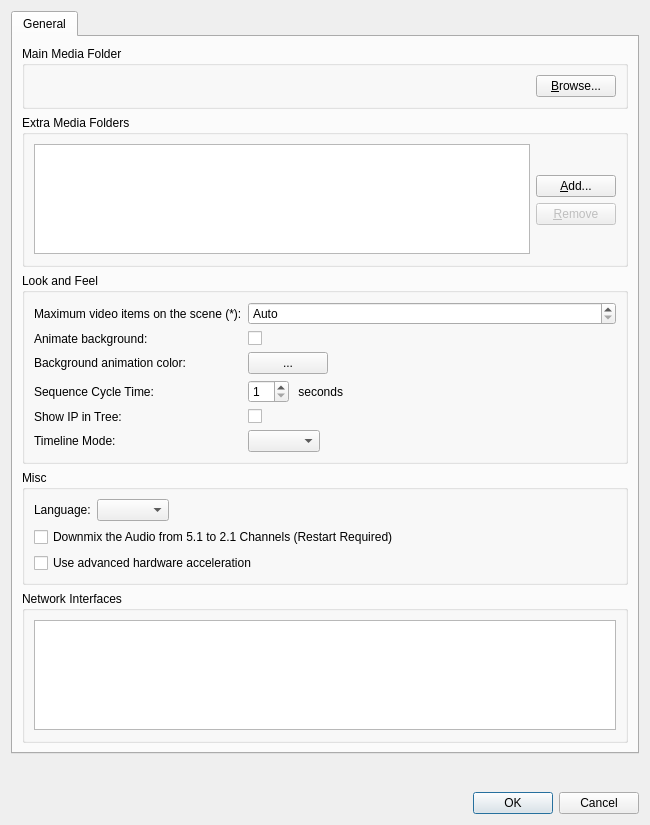
Old version of the form client/src/ui/dialogs/preferences_dialog.ui in the repository networkoptix/nx_open.
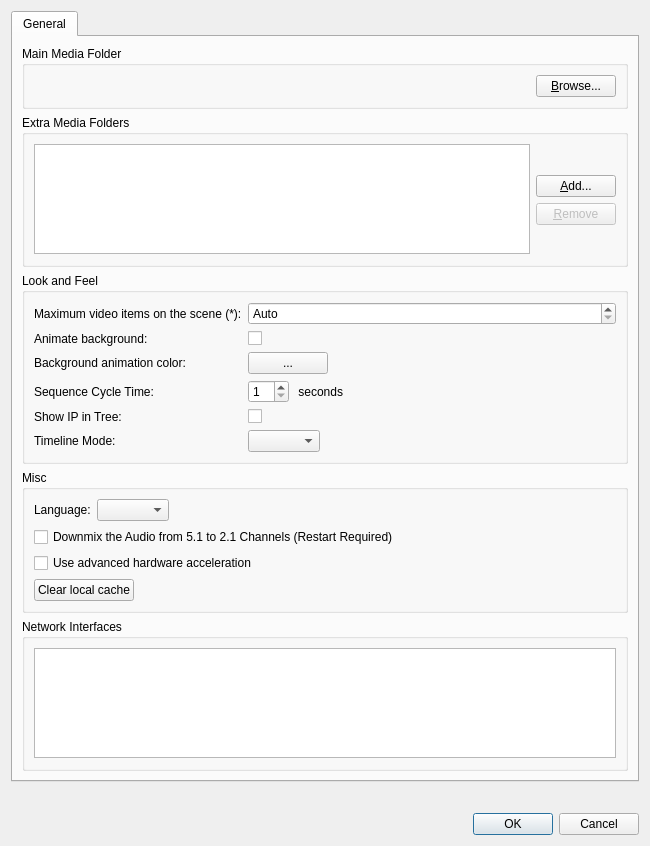
New version of the form. Custom widgets are drawn as their Qt base class.

Commit message:
"Clear local cache" button moved to general settings
<==== Mercurial data ====>
Branch: master

```diff
--- a/client/src/ui/dialogs/preferences_dialog.ui
+++ b/client/src/ui/dialogs/preferences_dialog.ui
@@ -7,7 +7,7 @@
     <x>0</x>
     <y>0</y>
     <width>650</width>
-    <height>825</height>
+    <height>846</height>
    </rect>
   </property>
   <property name="sizePolicy">
@@ -384,6 +384,19 @@
             </property>
            </widget>
           </item>
+          <item>
+           <widget class="QPushButton" name="clearCacheButton">
+            <property name="sizePolicy">
+             <sizepolicy hsizetype="Fixed" vsizetype="Fixed">
+              <horstretch>0</horstretch>
+              <verstretch>0</verstretch>
+             </sizepolicy>
+            </property>
+            <property name="text">
+             <string>Clear local cache</string>
+            </property>
+           </widget>
+          </item>
          </layout>
         </widget>
        </item>
```
The commit also changes 4 other files.
